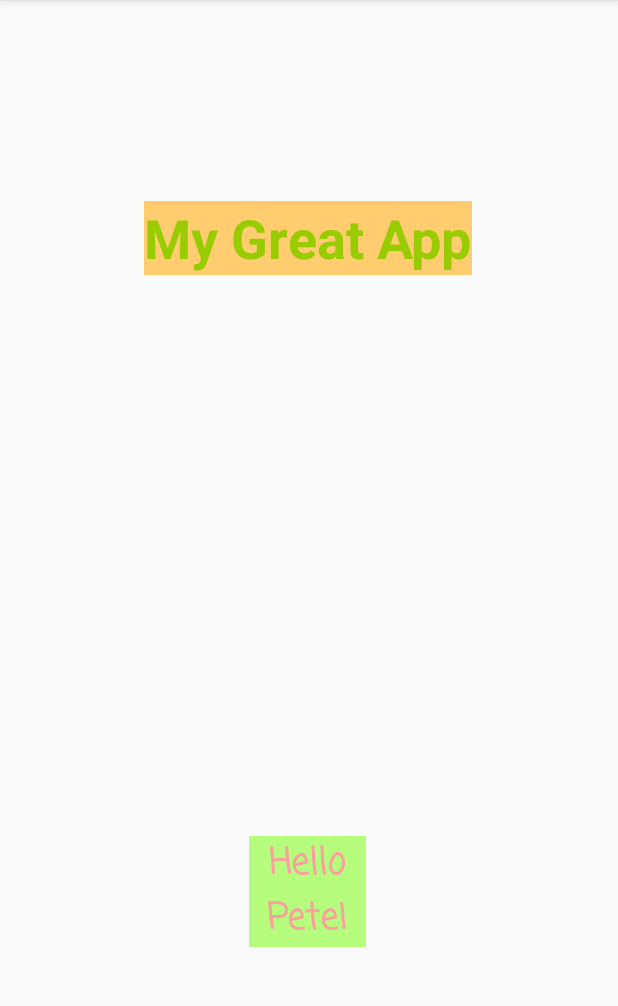
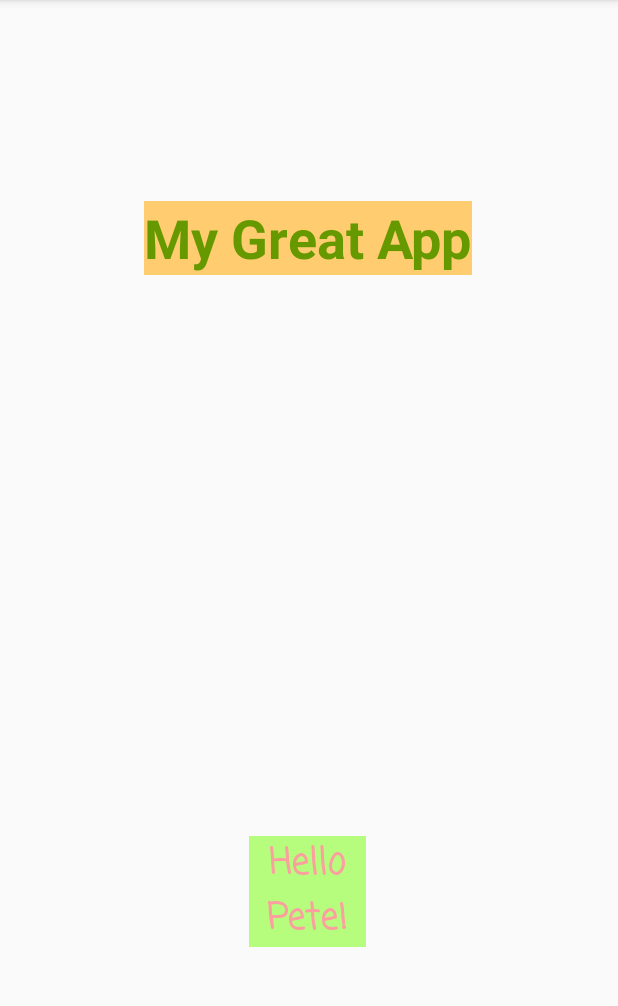
Before and after one commit to peterjdrb/UDEMY-AndroidOreoDeveloperCourse, an Android app: the screen it shows after launch (MainActivity), on a phone screen of 412 x 824 dp, the part 84-1090 px from its top. Run offline under Robolectric (Android 15) with nearby library versions, the phone set to English and light mode, and no system bars.

Commit message:
updated text colour

```diff
--- a/Section02/12FormattingText/app/src/main/res/layout/activity_main.xml
+++ b/Section02/12FormattingText/app/src/main/res/layout/activity_main.xml
@@ -36,7 +36,7 @@
         android:layout_marginBottom="360dp"
         android:background="#FFCD70"
         android:text="My Great App"
-        android:textColor="@android:color/holo_green_light"
+        android:textColor="@android:color/holo_green_dark"
         android:textSize="36sp"
         android:textStyle="bold"
         app:layout_constraintBottom_toTopOf="@+id/textView2"
```
